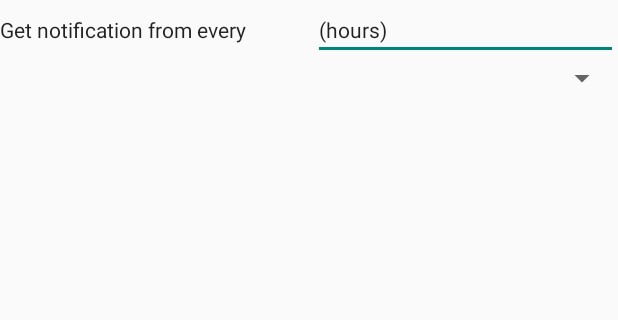
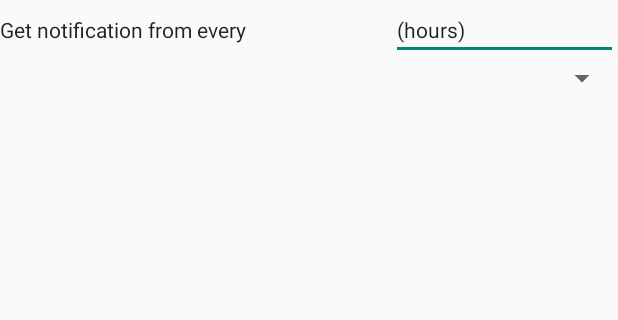
Before and after one commit to ssoemoe/myclimate, an Android app: the layout activity_settings.xml on its own in the app's theme, with its tools: preview values and no code run, on a phone screen of 412 x 824 dp, the part 48-368 px from its top. Run offline under Robolectric (Android 15) with nearby library versions, the phone set to English and light mode, and no system bars.

Commit message:
settings button now appears on toolbar

```diff
--- a/app/build.gradle
+++ b/app/build.gradle
@@ -28,4 +28,5 @@ dependencies {
     testImplementation 'junit:junit:4.12'
     androidTestImplementation 'com.android.support.test:runner:1.0.1'
     androidTestImplementation 'com.android.support.test.espresso:espresso-core:3.0.1'
+
 }
--- a/app/src/main/java/com/bitcamp2018/myclimate/view/MainActivity.java
+++ b/app/src/main/java/com/bitcamp2018/myclimate/view/MainActivity.java
@@ -74,14 +74,15 @@ public class MainActivity extends AppCompatActivity {
         switch (item.getItemId()) {
             case R.id.action_settings:
                 // User chose the "Settings" item, show the app settings UI
-                return true;
-
+                setContentView(R.layout.activity_settings);
+                break;
 
             default:
                 // If we got here, the user's action was not recognized.
                 // Invoke the superclass to handle it.
                 return super.onOptionsItemSelected(item);
         }
+        return false;
     }
 
     @Override
--- a/app/src/main/java/com/bitcamp2018/myclimate/view/SettingsActivity.java
+++ b/app/src/main/java/com/bitcamp2018/myclimate/view/SettingsActivity.java
@@ -13,6 +13,7 @@ import java.util.ArrayList;
  */
 
 public class SettingsActivity extends AppCompatActivity {
+
     @Override
     protected void onCreate(Bundle savedInstanceState) {
         super.onCreate(savedInstanceState);
--- a/app/src/main/res/layout/activity_settings.xml
+++ b/app/src/main/res/layout/activity_settings.xml
@@ -10,7 +10,9 @@
     <LinearLayout
         android:layout_width="match_parent"
         android:layout_height="match_parent"
-        android:orientation="vertical">
+        android:orientation="vertical"
+        tools:layout_editor_absoluteX="633dp"
+        tools:layout_editor_absoluteY="184dp">
 
         <CheckBox
             android:id="@+id/notiCheck"
@@ -26,7 +28,7 @@
 
             <TextView
                 android:id="@+id/hourTxtView"
-                android:layout_width="5dp"
+                android:layout_width="241dp"
                 android:layout_height="wrap_content"
                 android:layout_weight="1"
                 android:text="Get notification from every"
@@ -34,7 +36,7 @@
 
             <EditText
                 android:id="@+id/hours"
-                android:layout_width="0dp"
+                android:layout_width="132dp"
                 android:layout_height="wrap_content"
                 android:layout_weight="1"
                 android:ems="10"
@@ -50,6 +52,7 @@
             android:layout_height="wrap_content"
             android:spinnerMode="dialog" />
 
+
     </LinearLayout>
 
 </android.support.constraint.ConstraintLayout>
```
